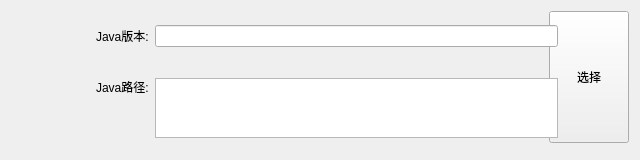
Qt form QtUI/Widgets/singleSelectJavaWidget.ui (MCSLTeam/MCSL2) before a commit.
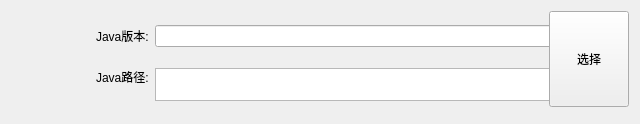
The same form after that commit. Custom widgets are drawn as their Qt base class.

Commit message: Add | new java page

Diff of the .ui file:
```diff
--- a/QtUI/Widgets/singleSelectJavaWidget.ui
+++ b/QtUI/Widgets/singleSelectJavaWidget.ui
@@ -7,7 +7,7 @@
     <x>0</x>
     <y>0</y>
     <width>640</width>
-    <height>160</height>
+    <height>124</height>
    </rect>
   </property>
   <property name="sizePolicy">
@@ -19,44 +19,19 @@
   <property name="minimumSize">
    <size>
     <width>640</width>
-    <height>160</height>
+    <height>120</height>
    </size>
   </property>
   <property name="maximumSize">
    <size>
     <width>16777215</width>
-    <height>16777215</height>
+    <height>124</height>
    </size>
   </property>
   <property name="windowTitle">
    <string/>
   </property>
   <layout class="QGridLayout" name="gridLayout">
-   <item row="0" column="3" rowspan="3">
-    <widget class="PrimaryPushButton" name="finishSelectJavaBtn">
-     <property name="sizePolicy">
-      <sizepolicy hsizetype="Fixed" vsizetype="Expanding">
-       <horstretch>0</horstretch>
-       <verstretch>0</verstretch>
-      </sizepolicy>
-     </property>
-     <property name="minimumSize">
-      <size>
-       <width>0</width>
-       <height>50</height>
-      </size>
-     </property>
-     <property name="maximumSize">
-      <size>
-       <width>16777215</width>
-       <height>16777215</height>
-      </size>
-     </property>
-     <property name="text">
-      <string>选择</string>
-     </property>
-    </widget>
-   </item>
    <item row="0" column="1" rowspan="4">
     <widget class="PixmapLabel" name="javaPixmapLabel">
      <property name="sizePolicy">
@@ -79,22 +54,6 @@
      </property>
     </widget>
    </item>
-   <item row="0" column="0" rowspan="4">
-    <spacer name="horizontalSpacer">
-     <property name="orientation">
-      <enum>Qt::Horizontal</enum>
-     </property>
-     <property name="sizeType">
-      <enum>QSizePolicy::Fixed</enum>
-     </property>
-     <property name="sizeHint" stdset="0">
-      <size>
-       <width>20</width>
-       <height>20</height>
-      </size>
-     </property>
-    </spacer>
-   </item>
    <item row="0" column="2">
     <widget class="QWidget" name="javaVerWidget" native="true">
      <property name="sizePolicy">
@@ -150,7 +109,13 @@
      <property name="minimumSize">
       <size>
        <width>480</width>
-       <height>82</height>
+       <height>50</height>
+      </size>
+     </property>
+     <property name="maximumSize">
+      <size>
+       <width>16777215</width>
+       <height>50</height>
       </size>
      </property>
      <layout class="QGridLayout" name="gridLayout_2">
@@ -170,22 +135,6 @@
         </property>
        </widget>
       </item>
-      <item row="2" column="0">
-       <spacer name="verticalSpacer">
-        <property name="orientation">
-         <enum>Qt::Vertical</enum>
-        </property>
-        <property name="sizeType">
-         <enum>QSizePolicy::Fixed</enum>
-        </property>
-        <property name="sizeHint" stdset="0">
-         <size>
-          <width>20</width>
-          <height>40</height>
-         </size>
-        </property>
-       </spacer>
-      </item>
       <item row="1" column="1" rowspan="2">
        <widget class="TextEdit" name="javaPath">
         <property name="sizePolicy">
@@ -200,6 +149,12 @@
           <height>33</height>
          </size>
         </property>
+        <property name="maximumSize">
+         <size>
+          <width>16777215</width>
+          <height>33</height>
+         </size>
+        </property>
         <property name="frameShape">
          <enum>QFrame::StyledPanel</enum>
         </property>
@@ -214,6 +169,47 @@
      </layout>
     </widget>
    </item>
+   <item row="0" column="3" rowspan="3">
+    <widget class="PrimaryPushButton" name="finishSelectJavaBtn">
+     <property name="sizePolicy">
+      <sizepolicy hsizetype="Fixed" vsizetype="Expanding">
+       <horstretch>0</horstretch>
+       <verstretch>0</verstretch>
+      </sizepolicy>
+     </property>
+     <property name="minimumSize">
+      <size>
+       <width>0</width>
+       <height>0</height>
+      </size>
+     </property>
+     <property name="maximumSize">
+      <size>
+       <width>16777215</width>
+       <height>16777215</height>
+      </size>
+     </property>
+     <property name="text">
+      <string>选择</string>
+     </property>
+    </widget>
+   </item>
+   <item row="0" column="0" rowspan="3">
+    <spacer name="horizontalSpacer">
+     <property name="orientation">
+      <enum>Qt::Horizontal</enum>
+     </property>
+     <property name="sizeType">
+      <enum>QSizePolicy::Fixed</enum>
+     </property>
+     <property name="sizeHint" stdset="0">
+      <size>
+       <width>20</width>
+       <height>20</height>
+      </size>
+     </property>
+    </spacer>
+   </item>
   </layout>
  </widget>
  <customwidgets>
```
The commit also changes 2 other files.
